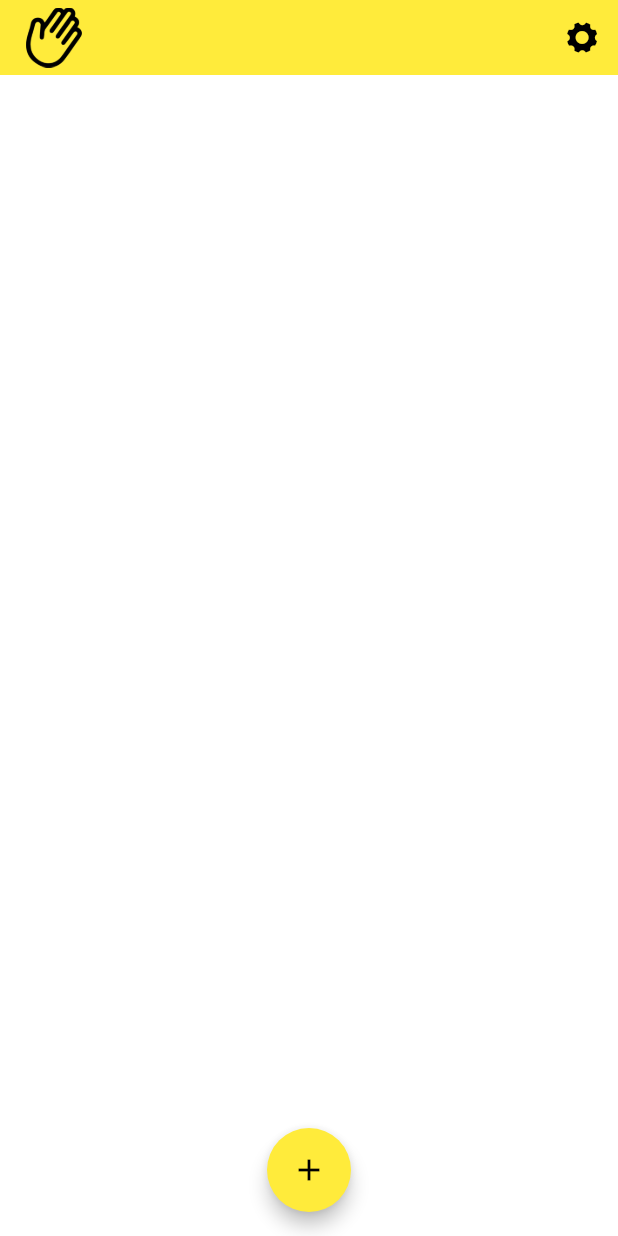
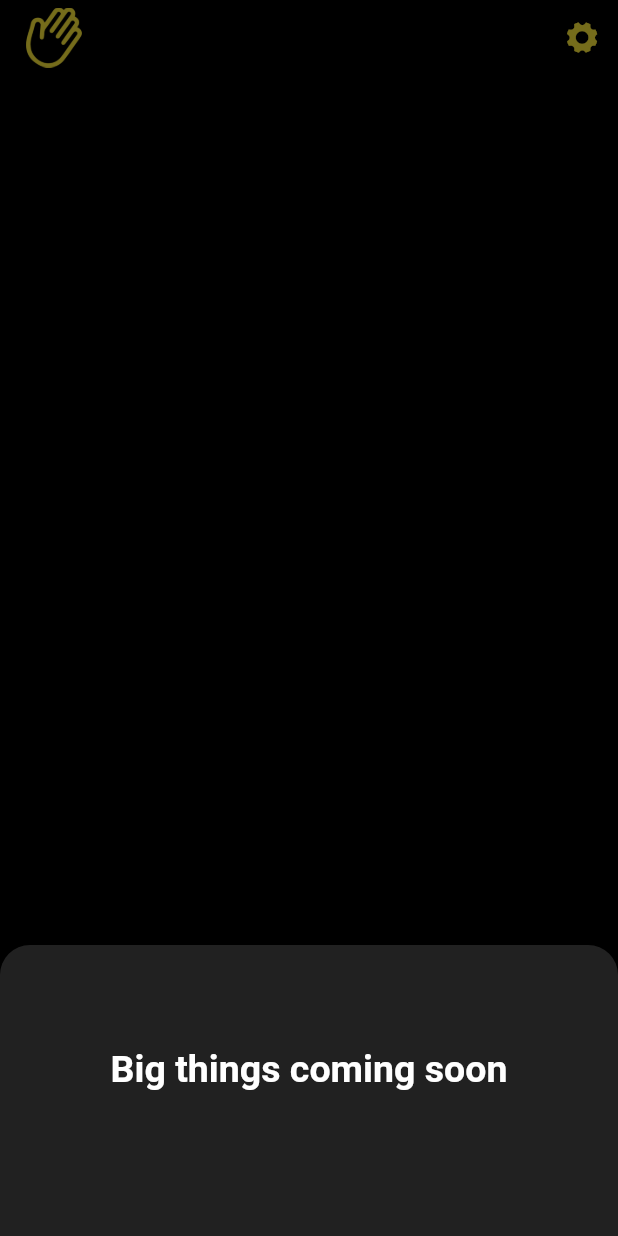
Before and after one commit to yechielvogel/HelloMate, a Flutter app: the screen it shows after launch, after a tap on an icon or button, on a phone screen of 412 x 824 dp. Run offline on Flutter 3.47's test engine with Material 2 defaults, Android fonts, the phone set to English and light mode, and no system bars; our stand-ins replace contacts_service, shared_preferences; missing offline and left inert: flutter_sms.

Commit message:
Build (9)

```diff
--- a/lib/main.dart
+++ b/lib/main.dart
@@ -11,7 +11,15 @@ import 'package:intl/intl.dart';
 
 // import 'package:sms_advanced/sms_advanced.dart';
 
-void main() => runApp(const MyApp());
+void main() {
+  runApp(
+    MaterialApp(
+      home: Scaffold(
+        body: MyApp(),
+      ),
+    ),
+  );
+}
 
 class MyApp extends StatefulWidget {
   const MyApp({Key? key}) : super(key: key);
@@ -59,20 +67,20 @@ class _MyAppState extends State<MyApp> {
     List<String> tileWidgetTitles = [];
     List<String> tileWidgetRetakes = [];
     List<String> tileWidgetTrailings = [];
-    List<String> tileWidgetScores = [];
+    List<String> tileWidgetScore = [];
 
     for (var tileWidget in tileWidgets) {
       tileWidgetTitles.add(tileWidget.title);
       tileWidgetRetakes.add(tileWidget.retake);
       tileWidgetTrailings.add(tileWidget.trailing);
-      tileWidgetScores.add(tileWidget.score);
+      tileWidgetScore.add(tileWidget.score);
     }
 
     await prefs.setStringList('tileWidgetTitles', tileWidgetTitles);
     await prefs.setStringList('tileWidgetRetakes', tileWidgetRetakes);
     await prefs.setStringList('tileWidgetTrailings', tileWidgetTrailings);
     await prefs.setStringList(
-        'tileWidgetScores', tileWidgetScores); // Corrected the key name
+        'tileWidgetScores', tileWidgetScore); // Corrected the key name
   }
 
 // add: if tilewidgets list is empty build a widget saying you have no hellos.
@@ -110,7 +118,7 @@ class _MyAppState extends State<MyApp> {
           preferredSize: Size.fromHeight(50.0),
           child: AppBar(
             elevation: 0,
-            backgroundColor: Colors.yellow,
+            backgroundColor: Colors.black,
             title: SizedBox(
               width: 40,
               height: 40,
@@ -119,21 +127,28 @@ class _MyAppState extends State<MyApp> {
                   'lib/assets/HelloMateIcon.png',
                   width: 40,
                   height: 40,
+                  color: Colors.yellow,
                 ),
               ),
             ),
             actions: <Widget>[
               IconButton(
                   icon: const Icon(CupertinoIcons.gear_alt_fill),
-                  color: Colors.black,
-                  onPressed: () async {
-                    //showBottomSheet(context: context, builder: (context) => buildSheet());},
-                  })
+                  color: Colors.yellow,
+                  onPressed: () async => {
+                        showModalBottomSheet(
+                            backgroundColor: Colors.grey[900],
+                            shape: RoundedRectangleBorder(
+                                borderRadius: BorderRadius.vertical(
+                                    top: Radius.circular(20))),
+                            context: context,
+                            builder: (context) => buildSheet())
+                      })
             ],
           ),
         ),
         body: Container(
-          color: Colors.white,
+          color: Colors.black,
           padding: const EdgeInsets.all(0),
           child: ListView(
             padding: const EdgeInsets.all(10),
@@ -164,13 +179,30 @@ class _MyAppState extends State<MyApp> {
                 print(globals.retakeCounter);
               }
             },
-            child: const Icon(Icons.add),
+            child: const Icon(CupertinoIcons.add),
           ),
         ),
         floatingActionButtonLocation: FloatingActionButtonLocation.centerFloat,
       ),
     );
   }
+
+  Widget buildSheet() => Container(
+        padding: EdgeInsets.all(10),
+        child: Column(
+          mainAxisSize: MainAxisSize.min,
+          children: [
+            Text(
+              ' \n \n Big things coming soon \n \n \n',
+              style: TextStyle(
+                  fontSize: 25,
+                  color: Colors.white,
+                  fontWeight: FontWeight.bold),
+            ),
+            Container(),
+          ],
+        ),
+      );
 }
 
 class TileWidget extends StatelessWidget {
@@ -215,13 +247,13 @@ class TileWidget extends StatelessWidget {
       children: [
         Container(
           height: 10,
-          color: Colors.transparent,
+          color: Colors.black,
         ),
         Container(
           height: 70,
           decoration: BoxDecoration(
             borderRadius: BorderRadius.circular(20),
-            color: Colors.black,
+            color: Colors.grey[900],
             boxShadow: [
               BoxShadow(color: Colors.black.withOpacity(0.7), blurRadius: 5),
             ],
@@ -312,16 +344,3 @@ Future<void> getContacts() async {
   globals.randomContactName = globals.randomContact?.name;
   globals.randomContactNumber = globals.randomContact?.phoneNumber;
 }
-
-// DateTime now = DateTime.now();
-//     String today = DateFormat('dd-MM-yyy').format(now);
-
-//     if (today == DateFormat('dd-MM-yyy').format(DateTime.now())) {
-//       today = 'today';
-//     } else if (today ==
-//         DateFormat('dd-MM-yyy')
-//             .format(DateTime.now().subtract(Duration(days: 1)))) {
-//       today = 'yesterday';
-//     } else {
-//       today = today;
-//     }
```
Also changed, not shown: lib/globals.dart (+0 -12 lines).
